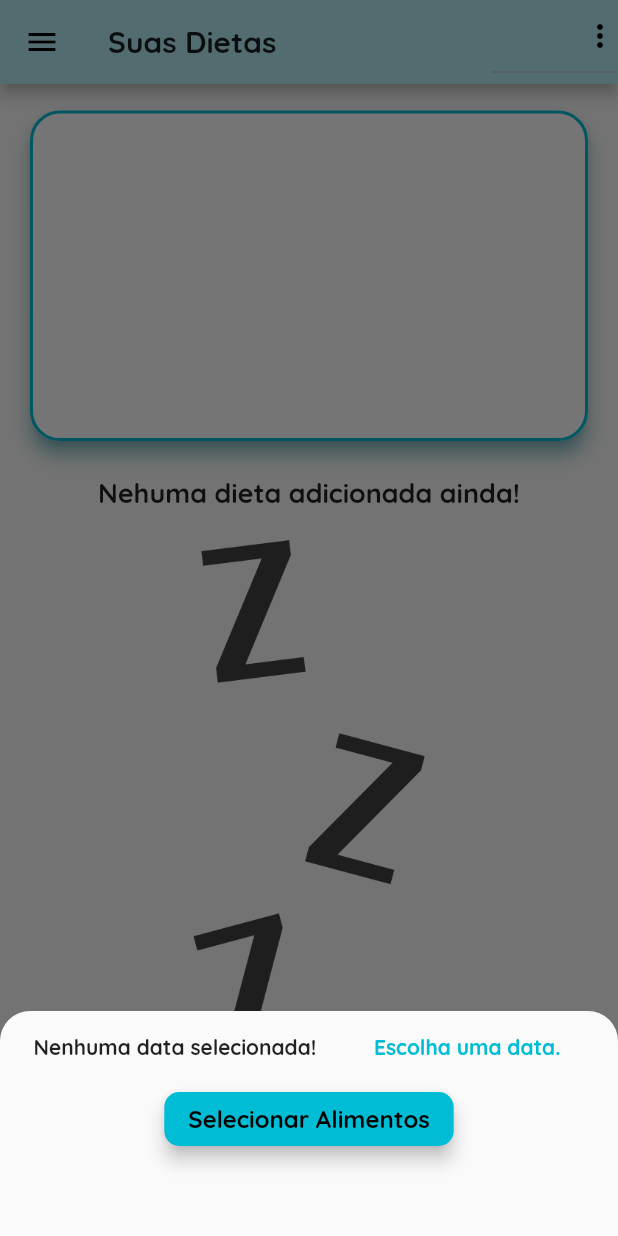
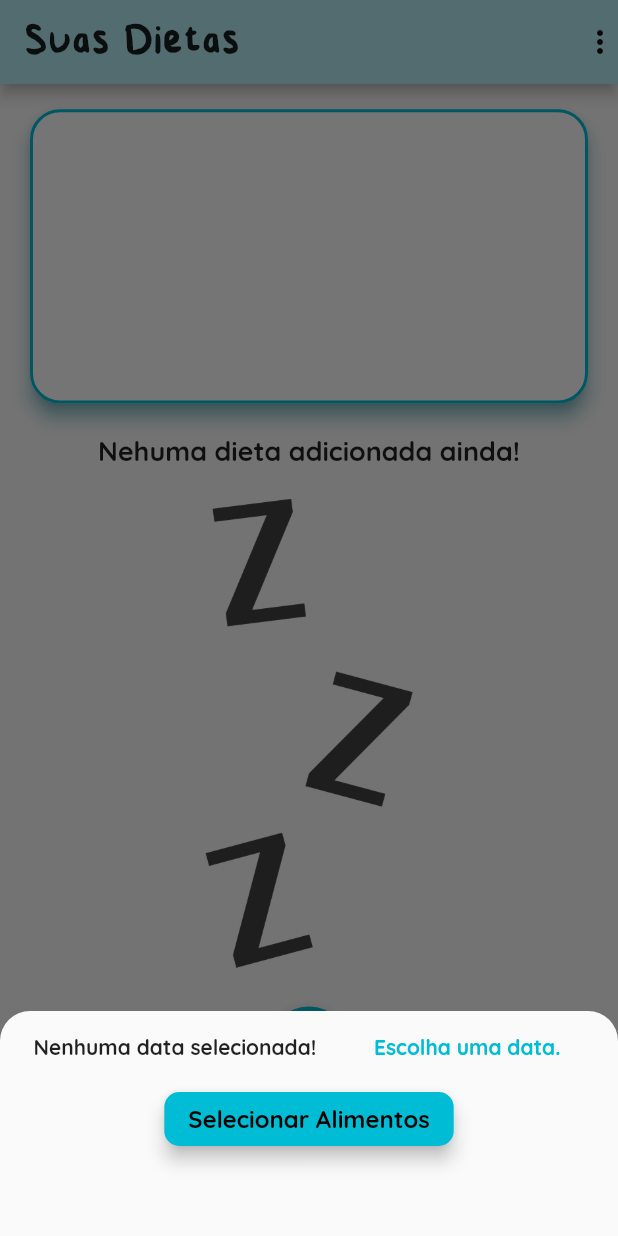
Before and after one commit to dilss/Diet-and-Teeth, a Flutter app: the screen it shows once a user with an empty profile is signed in, after a tap on the "restaurant" icon, on a phone screen of 412 x 824 dp. Run offline on Flutter 3.47's test engine with Material 2 defaults, Android fonts, the phone set to English and light mode, and no system bars; our stand-ins replace cloud_firestore, firebase_auth, firebase_core, firebase_storage, flare_flutter, flutter_svg and 1 more; missing offline and left inert: flutter_rounded_date_picker; accounts and stored records are empty; project files that could hold a hidden picture were left out.

Commit message:
Drawer removed, bottom tab bar added in initial page, both tab bars icons replaced

```diff
--- a/lib/main.dart
+++ b/lib/main.dart
@@ -61,6 +61,12 @@ class MyApp extends StatelessWidget {
               ),
             ),
           ),
+          bottomNavigationBarTheme: BottomNavigationBarThemeData(
+            backgroundColor: Colors.cyan[100],
+            selectedLabelStyle:
+                TextStyle(fontWeight: FontWeight.bold, fontSize: 18),
+            type: BottomNavigationBarType.fixed,
+          ),
         ),
         home: StreamBuilder(
           stream: FirebaseAuth.instance.authStateChanges(),
--- /dev/null
+++ b/lib/screens/diets_screen.dart
@@ -0,0 +1,55 @@
+import 'package:flutter/material.dart';
+
+import '../widgets/modal_bottom_sheet_widget.dart';
+import '../widgets/cario_chart_widget.dart';
+import '../widgets/dayly_diet_list_widget.dart';
+
+class DietsScreen extends StatelessWidget {
+  void _startAddingNewDaylyDiet(BuildContext context) {
+    showModalBottomSheet(
+      context: context,
+      builder: (ctx) {
+        return ModalBottomSheetWidget();
+      },
+    );
+  }
+
+  @override
+  Widget build(BuildContext context) {
+    // final availableSize = MediaQuery.of(context).size.height -
+    //     MediaQuery.of(context).padding.top -
+    //     myAppBar.preferredSize.height -
+    //     kBottomNavigationBarHeight;
+    return LayoutBuilder(builder: (context, constraints) {
+      final availableSize = constraints.maxHeight;
+      return Scaffold(
+        floatingActionButtonLocation: FloatingActionButtonLocation.centerFloat,
+        floatingActionButton: FloatingActionButton(
+          child: Icon(Icons.restaurant),
+          onPressed: () {
+            _startAddingNewDaylyDiet(context);
+          },
+        ),
+        body: Container(
+          height: availableSize,
+          child: Column(
+            mainAxisAlignment: MainAxisAlignment.spaceEvenly,
+            children: [
+              Container(
+                height: availableSize * 0.3,
+                child: CarioChartWidget(),
+              ),
+              SizedBox(
+                height: availableSize * 0.01,
+              ),
+              Container(
+                height: availableSize * 0.65,
+                child: DaylyDietListWidget(),
+              )
+            ],
+          ),
+        ),
+      );
+    });
+  }
+}
--- a/lib/screens/home_screen.dart
+++ b/lib/screens/home_screen.dart
@@ -1,33 +1,50 @@
 import 'package:flutter/cupertino.dart';
 import 'package:flutter/material.dart';
 import 'package:firebase_auth/firebase_auth.dart';
+import 'package:flutter_svg/svg.dart';
 
-import '../widgets/main_drawer.dart';
-import '../widgets/modal_bottom_sheet_widget.dart';
-import '../widgets/dayly_diet_list_widget.dart';
-import '../widgets/cario_chart_widget.dart';
+import 'diets_screen.dart';
+import 'hygiene_screen.dart';
+import 'medicine_screen.dart';
+import 'info_screen.dart';
 
-class HomeScreen extends StatelessWidget {
+class HomeScreen extends StatefulWidget {
   static const routeName = '/home-screen';
-  void _startAddingNewDaylyDiet(BuildContext context) {
-    showModalBottomSheet(
-      context: context,
-      builder: (ctx) {
-        return ModalBottomSheetWidget();
-      },
-    );
+
+  @override
+  _HomeScreenState createState() => _HomeScreenState();
 }
 
-  final myAppBar = AppBar(
+class _HomeScreenState extends State<HomeScreen> {
+  int _selectedPageIndex = 0;
+  final List<Map<String, Object>> _pages = [
+    {'page': DietsScreen(), 'title': 'Suas Dietas'},
+    {'page': HygieneScreen(), 'title': 'Higiene Bucal'},
+    {'page': MedicineScreen(), 'title': 'Seus Remédios'},
+    {'page': InfoScreen(), 'title': 'Informações'},
+  ];
+
+  void _bottomTaped(int index) {
+    setState(() {
+      _selectedPageIndex = index;
+    });
+  }
+
+  @override
+  Widget build(BuildContext context) {
+    return Scaffold(
+      appBar: AppBar(
         title: Text(
-      'Suas Dietas',
+          _pages[_selectedPageIndex]['title'],
           style: TextStyle(
-        fontSize: 20,
+            fontSize: 35,
             fontWeight: FontWeight.bold,
+            fontFamily: 'KidsHandwriting',
           ),
         ),
         actions: [
-      DropdownButton(
+          DropdownButtonHideUnderline(
+            child: DropdownButton(
                 items: [
                   DropdownMenuItem(
                     child: Container(
@@ -54,43 +71,45 @@ class HomeScreen extends StatelessWidget {
                   if (itemIdentifier == 'logout') {
                     FirebaseAuth.instance.signOut();
                   }
-          })
-    ],
-  );
-
-  @override
-  Widget build(BuildContext context) {
-    final availableSize = MediaQuery.of(context).size.height -
-        MediaQuery.of(context).padding.top -
-        myAppBar.preferredSize.height;
-    return Scaffold(
-      appBar: myAppBar,
-      drawer: MainDrawer(),
-      floatingActionButtonLocation: FloatingActionButtonLocation.centerFloat,
-      floatingActionButton: FloatingActionButton(
-        child: Icon(Icons.restaurant),
-        onPressed: () {
-          _startAddingNewDaylyDiet(context);
-        },
-      ),
-      body: Container(
-        height: availableSize,
-        child: Column(
-          mainAxisAlignment: MainAxisAlignment.spaceEvenly,
-          children: [
-            Container(
-              height: availableSize * 0.3,
-              child: CarioChartWidget(),
-            ),
-            SizedBox(
-              height: availableSize * 0.01,
-            ),
-            Container(
-              height: availableSize * 0.65,
-              child: DaylyDietListWidget(),
+                }),
           )
         ],
       ),
+      body: _pages[_selectedPageIndex]['page'],
+      bottomNavigationBar: BottomNavigationBar(
+        fixedColor: Colors.black,
+        onTap: _bottomTaped,
+        currentIndex: _selectedPageIndex,
+        items: [
+          BottomNavigationBarItem(
+            icon: Container(
+              height: 40,
+              child: SvgPicture.asset('assets/svg/healthyFood.svg'),
+            ),
+            label: 'Dietas',
+          ),
+          BottomNavigationBarItem(
+            icon: Container(
+              height: 40,
+              child: SvgPicture.asset('assets/svg/toothbrushAndToothPaste.svg'),
+            ),
+            label: 'Higiene',
+          ),
+          BottomNavigationBarItem(
+            icon: Container(
+              height: 40,
+              child: SvgPicture.asset('assets/svg/syrup.svg'),
+            ),
+            label: 'Remédios',
+          ),
+          BottomNavigationBarItem(
+            icon: Container(
+              height: 40,
+              child: SvgPicture.asset('assets/svg/information.svg'),
+            ),
+            label: 'Informações',
+          ),
+        ],
       ),
     );
   }
--- a/lib/screens/tabs_screen.dart
+++ b/lib/screens/tabs_screen.dart
@@ -145,12 +145,8 @@ class _TabsScreenState extends State<TabsScreen> {
         },
       ),
       bottomNavigationBar: BottomNavigationBar(
-        backgroundColor: Theme.of(context).primaryColorLight,
         fixedColor: Colors.black,
-        selectedLabelStyle:
-            TextStyle(fontWeight: FontWeight.bold, fontSize: 18),
         currentIndex: _bottomSelectedPageIndex,
-        type: BottomNavigationBarType.fixed,
         onTap: (value) {
           _bottomTaped(value);
         },
--- a/pubspec.yaml
+++ b/pubspec.yaml
@@ -107,6 +107,11 @@ flutter:
     - assets/svg/icecream.svg
     - assets/svg/candy.svg
     - assets/svg/lunch.svg
+    - assets/svg/healthyFood.svg
+    - assets/svg/toothbrushAndToothPaste.svg
+    - assets/svg/syrup.svg
+    - assets/svg/information.svg
+    - assets/svg/toothbrush.svg
     - assets/animations/successCheck.flr
 
   # An image asset can refer to one or more resolution-specific "variants", see
```
Also changed, not shown: lib/screens/hygiene_screen.dart (added, +17 -0 lines), lib/screens/info_screen.dart (+3 -7 lines), lib/screens/medicine_screen.dart (+3 -8 lines), lib/widgets/drawer_header_content.dart (deleted, +0 -24 lines), lib/widgets/main_drawer.dart (deleted, +0 -72 lines), assets/svg/afternoonSnack.svg, assets/svg/candy.svg, assets/svg/coffee.svg, assets/svg/dinner.svg, assets/svg/healthyFood.svg (added), assets/svg/information.svg (added), assets/svg/lunch.svg, assets/svg/syrup.svg (added), assets/svg/toothbrush.svg (added), 1 more files. Lines whose indentation alone changed are shown as unchanged.
